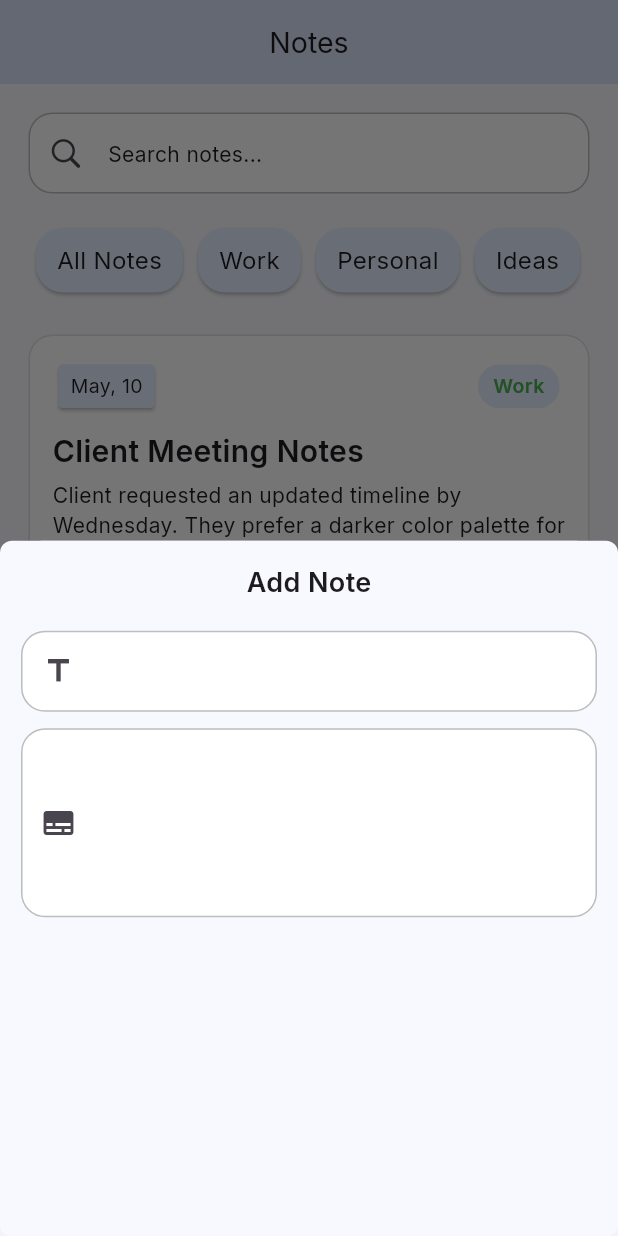
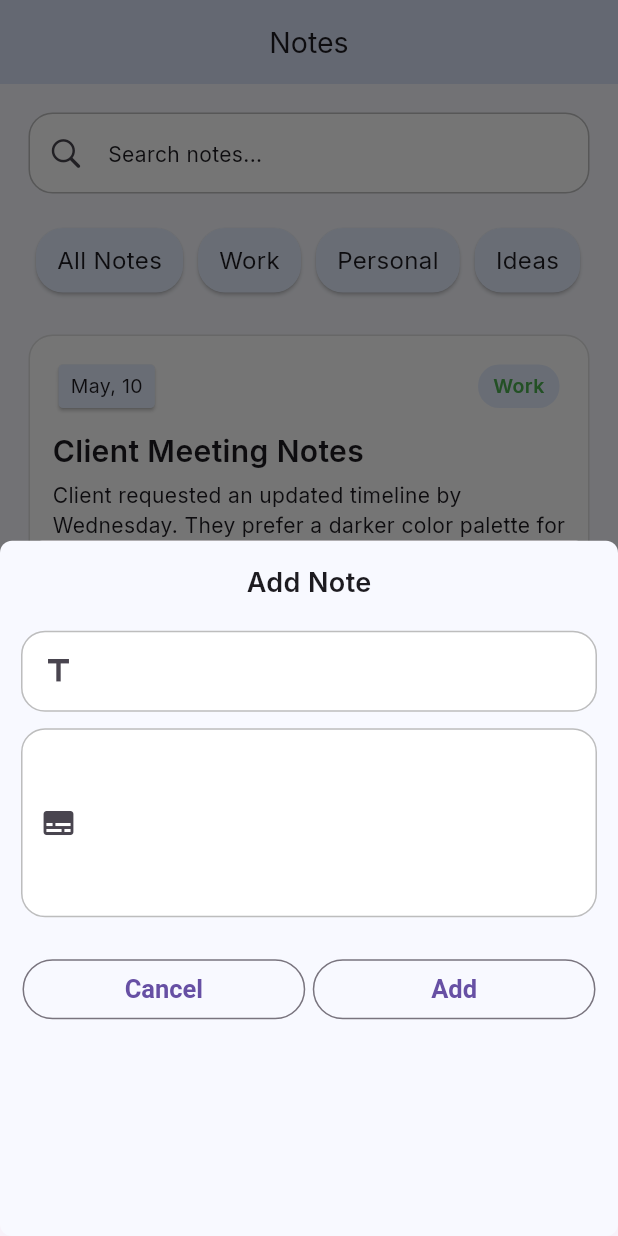
Before and after one commit to TanvirAlHasib/dashboard_app, a Flutter app: the screen it shows after launch, after a tap on the "add" icon, on a phone screen of 412 x 824 dp. Run offline on Flutter 3.47's test engine with Material 3 defaults, Android fonts, the light colour scheme and no system bars; our stand-ins replace go_router, google_fonts.

Commit message:
feature: added showModalBottomSheet to add notes from the user

```diff
--- a/lib/widgets/floatingActionButtonWidget.dart
+++ b/lib/widgets/floatingActionButtonWidget.dart
@@ -32,7 +32,39 @@ class Floatingactionbuttonwidget extends StatelessWidget {
                   height: 13,
                 ),
                 ///TODO later i will fix the prefix icon issue in multiline textFormField by row widget
-                Textformfieldwidget(icon: Icons.subtitles, maxLines: 4, textInputType: TextInputType.multiline,)
+                Textformfieldwidget(icon: Icons.subtitles, maxLines: 4, textInputType: TextInputType.multiline,),
+                const SizedBox(
+                  height: 25,
+                ),
+                Row(
+                  spacing: 5,
+                  children: [
+                    Expanded(
+                      child: OutlinedButton(
+                          onPressed: () {},
+                          style: OutlinedButton.styleFrom(
+                            textStyle: TextStyle(
+                              fontSize: 17,
+                              fontWeight: FontWeight(600)
+                            )
+                          ),
+                          child: Text("Cancel")
+                      ),
+                    ),
+                    Expanded(
+                      child: OutlinedButton(
+                          onPressed: () {},
+                          style: OutlinedButton.styleFrom(
+                              textStyle: TextStyle(
+                                  fontSize: 17,
+                                  fontWeight: FontWeight(600)
+                              )
+                          ),
+                          child: Text("Add")
+                      ),
+                    )
+                  ],
+                ),
               ],
             ),
           );
```
